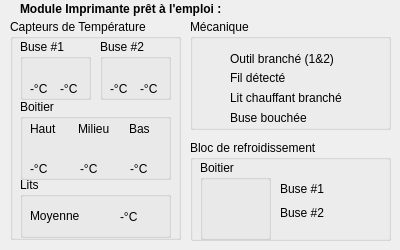
First picture: the form in src/Checker/PrinterChecker.ui, repository polybox3d/polybox, before the edit.
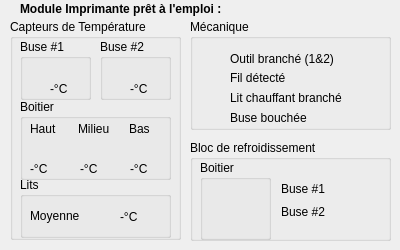
Second picture: the form after the edit. Icons and pictures are not drawn. Custom widgets are drawn as their Qt base class.

Diff of the .ui file:
```diff
--- a/src/Checker/PrinterChecker.ui
+++ b/src/Checker/PrinterChecker.ui
@@ -40,7 +40,7 @@
     <widget class="Led" name="tempTopBuse1Led">
      <property name="geometry">
       <rect>
-       <x>10</x>
+       <x>30</x>
        <y>25</y>
        <width>15</width>
        <height>15</height>
@@ -56,42 +56,10 @@
       <bool>true</bool>
      </property>
     </widget>
-    <widget class="Led" name="tempBotBuse1Led">
-     <property name="geometry">
-      <rect>
-       <x>40</x>
-       <y>25</y>
-       <width>15</width>
-       <height>15</height>
-      </rect>
-     </property>
-     <property name="text">
-      <string/>
-     </property>
-     <property name="pixmap">
-      <pixmap resource="../ressources.qrc">:/img/img/led_off_red.png</pixmap>
-     </property>
-     <property name="scaledContents">
-      <bool>true</bool>
-     </property>
-    </widget>
-    <widget class="QLabel" name="tempBotBuse1Value">
-     <property name="geometry">
-      <rect>
-       <x>40</x>
-       <y>40</y>
-       <width>31</width>
-       <height>20</height>
-      </rect>
-     </property>
-     <property name="text">
-      <string>-°C</string>
-     </property>
-    </widget>
     <widget class="QLabel" name="tempTopBuse1Value">
      <property name="geometry">
       <rect>
-       <x>10</x>
+       <x>30</x>
        <y>40</y>
        <width>31</width>
        <height>20</height>
@@ -136,7 +104,7 @@
     <widget class="Led" name="tempTopBuse2Led">
      <property name="geometry">
       <rect>
-       <x>10</x>
+       <x>30</x>
        <y>25</y>
        <width>15</width>
        <height>15</height>
@@ -155,20 +123,7 @@
     <widget class="QLabel" name="tempTopBuse2Value">
      <property name="geometry">
       <rect>
-       <x>10</x>
-       <y>40</y>
-       <width>31</width>
-       <height>20</height>
-      </rect>
-     </property>
-     <property name="text">
-      <string>-°C</string>
-     </property>
-    </widget>
-    <widget class="QLabel" name="tempBotBuse2Value">
-     <property name="geometry">
-      <rect>
-       <x>40</x>
+       <x>30</x>
        <y>40</y>
        <width>31</width>
        <height>20</height>
@@ -253,7 +208,7 @@
       <rect>
        <x>10</x>
        <y>20</y>
-       <width>135</width>
+       <width>138</width>
        <height>20</height>
       </rect>
      </property>
@@ -519,31 +474,31 @@
      <bool>true</bool>
     </property>
    </widget>
-   <widget class="QWidget" name="layoutWidget">
+   <widget class="QLabel" name="label_6">
     <property name="geometry">
      <rect>
-      <x>90</x>
-      <y>40</y>
-      <width>56</width>
-      <height>42</height>
+      <x>91</x>
+      <y>41</y>
+      <width>53</width>
+      <height>16</height>
      </rect>
     </property>
-    <layout class="QVBoxLayout" name="verticalLayout">
-     <item>
-      <widget class="QLabel" name="label_6">
-       <property name="text">
-        <string>Buse #1</string>
-       </property>
-      </widget>
-     </item>
-     <item>
-      <widget class="QLabel" name="label_7">
-       <property name="text">
-        <string>Buse #2</string>
-       </property>
-      </widget>
-     </item>
-    </layout>
+    <property name="text">
+     <string>Buse #1</string>
+    </property>
+   </widget>
+   <widget class="QLabel" name="label_7">
+    <property name="geometry">
+     <rect>
+      <x>91</x>
+      <y>64</y>
+      <width>53</width>
+      <height>16</height>
+     </rect>
+    </property>
+    <property name="text">
+     <string>Buse #2</string>
+    </property>
    </widget>
   </widget>
   <widget class="QGroupBox" name="groupBox_8">
```
Left out of the diff: 19 changed lines with no effect on the pictures.
